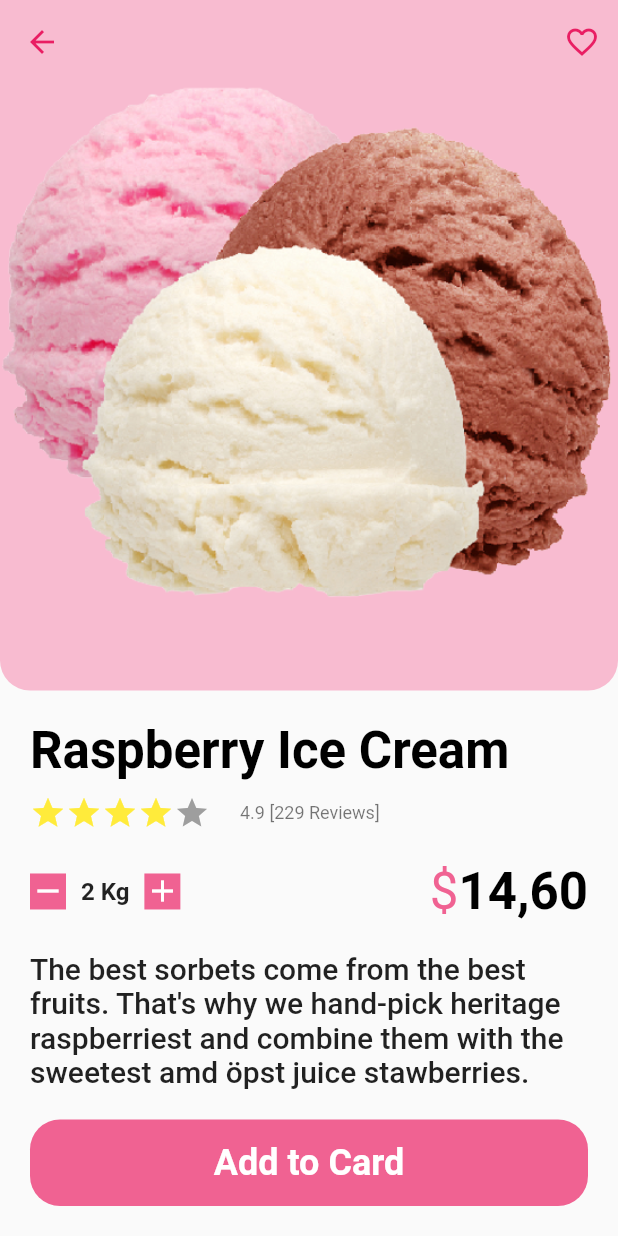
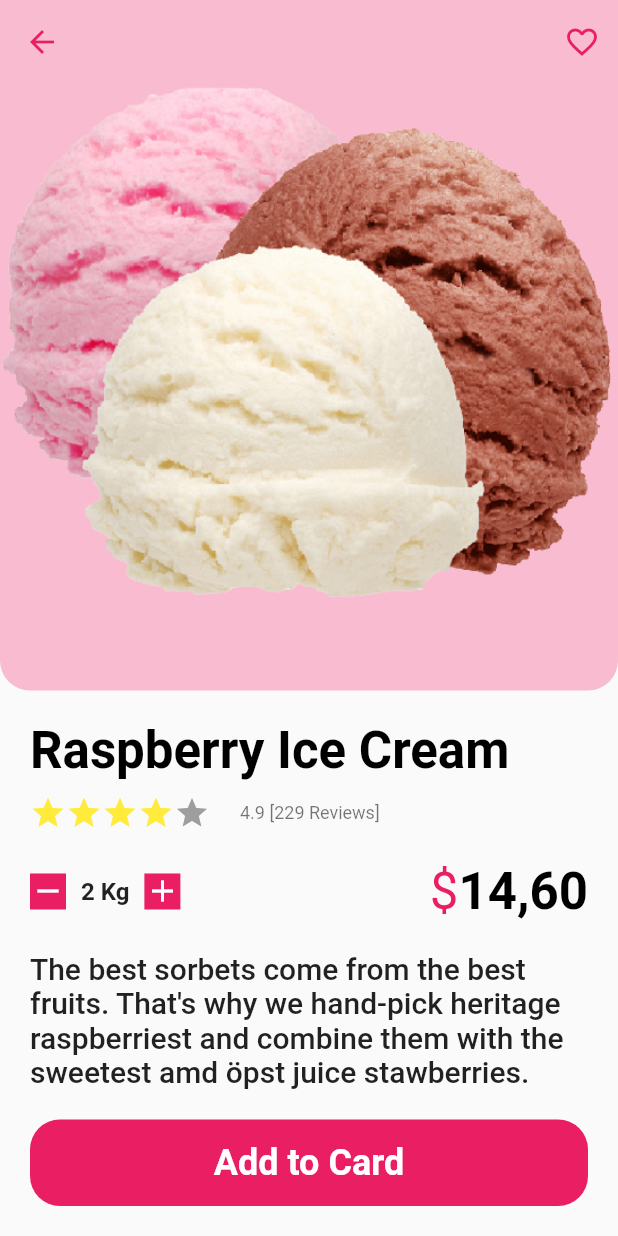
Before and after one commit to yakupbilgen/ice-cream-shop-ui, a Flutter app: the screen it shows after launch, after a tap on the "add" icon, on a phone screen of 412 x 824 dp. Run offline on Flutter 3.47's test engine with Material 2 defaults, Android fonts, the light colour scheme and no system bars.

Commit message:
appconstant color

```diff
--- a/lib/constant/app_constant.dart
+++ b/lib/constant/app_constant.dart
@@ -10,6 +10,8 @@ class AppConstant {
   static const defaultHeight = 20.0;
   static const defaultHeightMin = 10.0;
 
-  Color cardBackgroundColor = Colors.pink.shade100;
-  Color buttonBackgroundColor = Colors.pink.shade500;
+  static Color cardBackgroundColor = Colors.pink.shade100;
+  static Color buttonBackgroundColor = Colors.pink.shade500;
+  static Color starsFillColor = Colors.yellow;
+  static Color starsEmptyColor = Colors.grey;
 }
--- a/lib/widget/homepage/popular_ice_cream.dart
+++ b/lib/widget/homepage/popular_ice_cream.dart
@@ -16,7 +16,7 @@ class PopularIceCreamWidget extends StatelessWidget {
     return Row(
       children: [
         Container(
-          color: Colors.pink.shade100,
+          color: AppConstant.cardBackgroundColor,
           child: Row(
             children: [
               SizedBox(
--- a/lib/widget/homepage/search.dart
+++ b/lib/widget/homepage/search.dart
@@ -31,7 +31,7 @@ class SearchCard extends StatelessWidget {
           child: Container(
             width: deviceSize.width / 4,
             decoration: BoxDecoration(
-              color: Colors.pink.shade500,
+              color: AppConstant.buttonBackgroundColor,
               borderRadius: const BorderRadius.all(
                 Radius.circular(AppConstant.defaultBorderRadius),
               ),
--- a/lib/widget/homepage/top_flavours.dart
+++ b/lib/widget/homepage/top_flavours.dart
@@ -77,7 +77,7 @@ class TopFlavoursCard extends StatelessWidget {
                             Icons.add,
                             color: Colors.white,
                           ),
-                          fillColor: Colors.pink.shade500,
+                          fillColor: AppConstant.buttonBackgroundColor,
                           shape: const CircleBorder(),
                         ),
                       ],
@@ -87,7 +87,7 @@ class TopFlavoursCard extends StatelessWidget {
               ],
             ),
             decoration: BoxDecoration(
-              color: Colors.pink.shade100,
+              color: AppConstant.cardBackgroundColor,
               borderRadius:
                   BorderRadius.circular(AppConstant.defaultBorderRadius),
             ),
--- a/lib/widget/homepage/top_item.dart
+++ b/lib/widget/homepage/top_item.dart
@@ -40,7 +40,7 @@ Widget cardItem(BuildContext context, Size deviceSize) {
     child: Container(
       padding: const EdgeInsets.only(left: AppConstant.defaultWidthMin),
       decoration: BoxDecoration(
-        color: Colors.pink.shade100,
+        color: AppConstant.cardBackgroundColor,
         borderRadius: const BorderRadius.all(
           Radius.circular(AppConstant.defaultBorderRadius),
         ),
@@ -92,7 +92,7 @@ Widget cardItem(BuildContext context, Size deviceSize) {
                   Icons.add,
                   color: Colors.white,
                 ),
-                fillColor: Colors.pink.shade500,
+                fillColor: AppConstant.buttonBackgroundColor,
                 shape: const CircleBorder(),
               ),
             ],
--- a/lib/widget/ice_cream_details/app_bar.dart
+++ b/lib/widget/ice_cream_details/app_bar.dart
@@ -1,4 +1,6 @@
 import 'package:flutter/material.dart';
+
+import '../../constant/app_constant.dart';
 
 AppBar buildAppBar(BuildContext context) {
   return AppBar(
@@ -6,13 +8,13 @@ AppBar buildAppBar(BuildContext context) {
     elevation: 0,
     leading: IconButton(
         onPressed: () => Navigator.pop(context),
-        icon: Icon(Icons.arrow_back, color: Colors.pink.shade500)),
+        icon: Icon(Icons.arrow_back, color: AppConstant.buttonBackgroundColor),),
     actions: [
       IconButton(
           onPressed: () {},
           icon: Icon(
             Icons.favorite_border,
-            color: Colors.pink.shade500,
+            color: AppConstant.buttonBackgroundColor,
           )),
     ],
   );
--- a/lib/widget/ice_cream_details/ice_cream_details.dart
+++ b/lib/widget/ice_cream_details/ice_cream_details.dart
@@ -14,11 +14,11 @@ Column buildIceCreamDetails(BuildContext context, Size deviceSize) {
       const SizedBox(height: AppConstant.defaultHeightMin),
       Row(
         children: [
-          const Icon(Icons.grade, color: Colors.yellow),
-          const Icon(Icons.grade, color: Colors.yellow),
-          const Icon(Icons.grade, color: Colors.yellow),
-          const Icon(Icons.grade, color: Colors.yellow),
-          const Icon(Icons.grade, color: Colors.grey),
+          Icon(Icons.grade, color: AppConstant.starsFillColor),
+          Icon(Icons.grade, color: AppConstant.starsFillColor),
+          Icon(Icons.grade, color: AppConstant.starsFillColor),
+          Icon(Icons.grade, color: AppConstant.starsFillColor),
+          Icon(Icons.grade, color: AppConstant.starsEmptyColor),
           const SizedBox(width: AppConstant.defaultWidth),
           Text('4.9 [229 Reviews]',
               style: Theme.of(context).textTheme.bodySmall),
@@ -34,7 +34,7 @@ Column buildIceCreamDetails(BuildContext context, Size deviceSize) {
               GestureDetector(
                 onTap: (() {}),
                 child: Container(
-                  color: Colors.pink.shade300,
+                  color: AppConstant.buttonBackgroundColor,
                   child: const Icon(
                     Icons.remove,
                     color: Colors.white,
@@ -53,7 +53,7 @@ Column buildIceCreamDetails(BuildContext context, Size deviceSize) {
               GestureDetector(
                 onTap: (() {}),
                 child: Container(
-                  color: Colors.pink.shade300,
+                  color: AppConstant.buttonBackgroundColor,
                   child: const Icon(
                     Icons.add,
                     color: Colors.white,
@@ -70,7 +70,7 @@ Column buildIceCreamDetails(BuildContext context, Size deviceSize) {
                   style: Theme.of(context)
                       .textTheme
                       .headline4
-                      ?.copyWith(color: Colors.pink.shade300)),
+                      ?.copyWith(color: AppConstant.buttonBackgroundColor)),
               TextSpan(
                   text: '14,60',
                   style: Theme.of(context).textTheme.headline4?.copyWith(
@@ -89,7 +89,7 @@ Column buildIceCreamDetails(BuildContext context, Size deviceSize) {
         height: deviceSize.height * 0.07,
         child: Container(
           decoration: BoxDecoration(
-              color: Colors.pink.shade300,
+              color: AppConstant.buttonBackgroundColor,
               borderRadius: const BorderRadius.all(
                   Radius.circular(AppConstant.defaultBorderRadius))),
           child: TextButton(
--- a/lib/widget/ice_cream_details/ice_cream_image.dart
+++ b/lib/widget/ice_cream_details/ice_cream_image.dart
@@ -8,7 +8,7 @@ Container buildIceCreamImage() {
   return Container(
     child: Image.asset(iceCreamImage),
     decoration: BoxDecoration(
-      color: Colors.pink.shade100,
+      color: AppConstant.cardBackgroundColor,
       borderRadius: const BorderRadius.only(
         bottomLeft: Radius.circular(AppConstant.defaultBorderRadius),
         bottomRight: Radius.circular(AppConstant.defaultBorderRadius),
```
